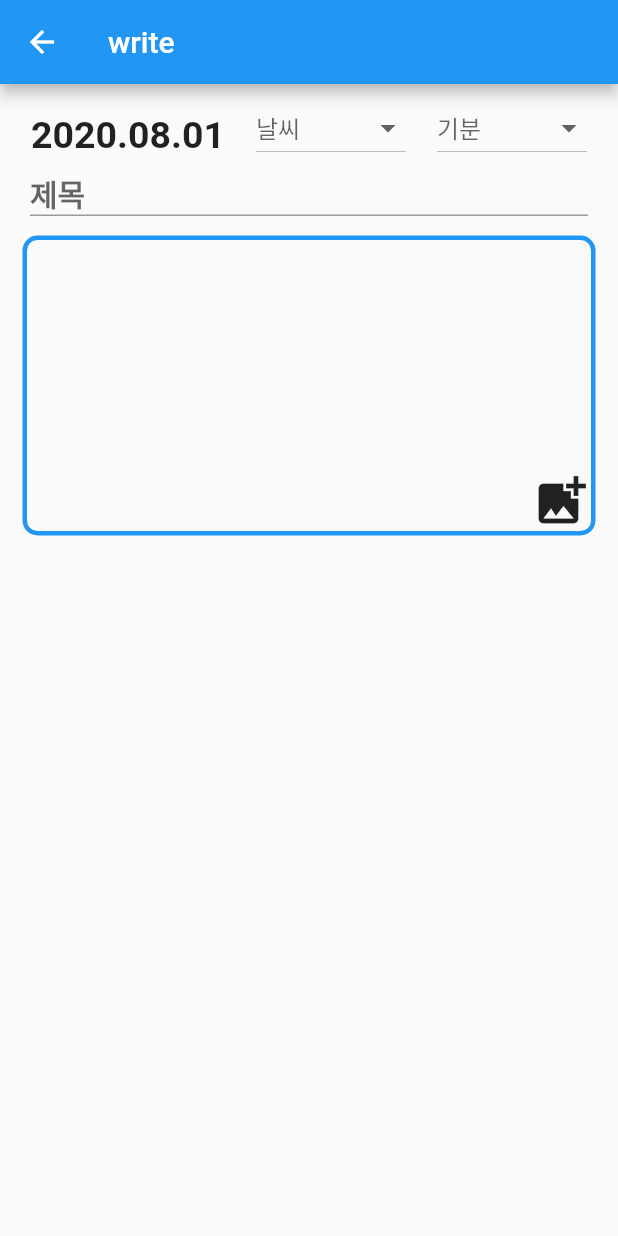
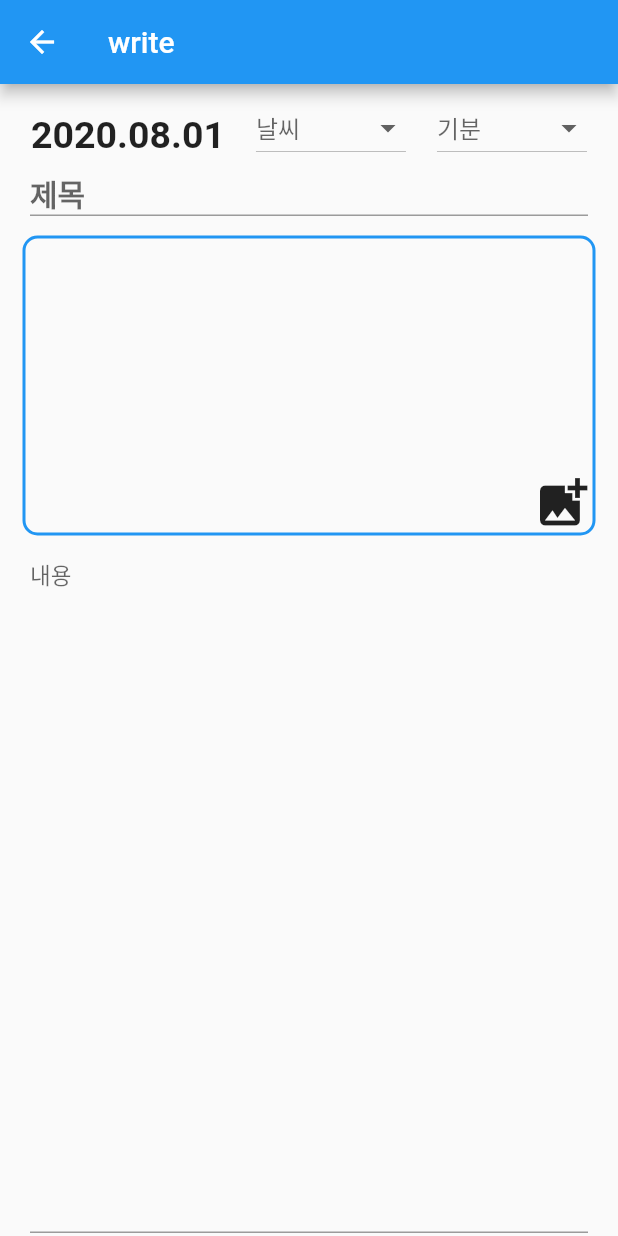
Before and after one commit to hyunwoo9120/photo_diary, a Flutter app: the WriteDiary screen opened directly, after a tap on the "add photo alternate" icon, on a phone screen of 412 x 824 dp. Run offline on Flutter 3.47's test engine with Material 2 defaults, Android fonts, the phone set to English and light mode, and no system bars; our stand-ins replace image_picker, weather_icons; network calls fail.

Commit message:
Add image_picker, content TextField Change Column to ListView on WritePage

```diff
--- a/lib/main.dart
+++ b/lib/main.dart
@@ -1,6 +1,7 @@
 import 'package:flutter/cupertino.dart';
 import 'package:flutter/material.dart';
 import 'package:weather_icons/weather_icons.dart';
+import 'package:image_picker/image_picker.dart';
 
 void main() {
   runApp(MyApp());
@@ -71,6 +72,9 @@ class _WriteDiaryState extends State<WriteDiary> {
 
   String _weather;
   String _emotion;
+
+  PickedFile _image;
+  final picker = ImagePicker();
 
   setDate(DateTime date) {
     var dateParse = DateTime.parse(date.toString());
@@ -240,7 +244,7 @@ class _WriteDiaryState extends State<WriteDiary> {
       appBar: AppBar(
         title: Text('write'),
       ),
-      body: Column(
+      body: ListView(
         children: <Widget>[
           Row(
             mainAxisAlignment: MainAxisAlignment.spaceEvenly,
@@ -298,8 +302,20 @@ class _WriteDiaryState extends State<WriteDiary> {
                   Icons.add_photo_alternate,
                   size: 40,
                 ),
-                onPressed: () {},
+                onPressed: getImage,
               ),
+            ),
+          ),
+          Padding(
+            padding: EdgeInsets.fromLTRB(20, 10, 20, 8),
+            child: TextField(
+              maxLength: 500,
+              maxLines: 25,
+              style: TextStyle(fontSize: 15),
+              decoration: InputDecoration(
+                  isDense: true,
+                  contentPadding: EdgeInsets.all(0),
+                  hintText: '내용'),
             ),
           )
         ],
@@ -310,9 +326,17 @@ class _WriteDiaryState extends State<WriteDiary> {
   BoxDecoration myBoxDecoration() {
     return BoxDecoration(
         border: Border.all(
-          width: 3,
+          width: 2,
           color: Colors.blue,
         ),
         borderRadius: BorderRadius.all(Radius.circular(10)));
   }
+
+  Future getImage() async {
+    final pickedFile = await picker.getImage(source: ImageSource.gallery);
+
+    setState(() {
+      _image = PickedFile(pickedFile.path);
+    });
+  }
 }
--- a/pubspec.yaml
+++ b/pubspec.yaml
@@ -24,8 +24,8 @@ environment:
 dependencies:
   flutter:
     sdk: flutter
-  intl: ^0.16.1
   weather_icons: ^2.0.1
+  image_picker: ^0.6.7+4
 
 
   # The following adds the Cupertino Icons font to your application.
```
Also changed, not shown: pubspec.lock.
